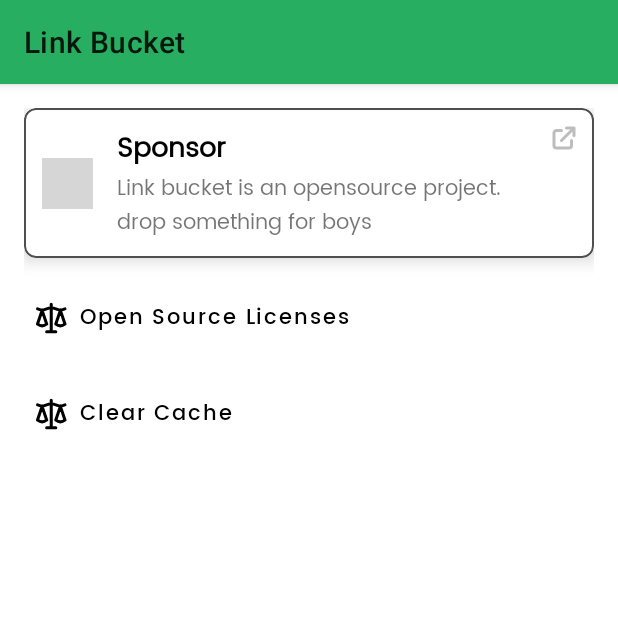
After one commit to chydee/link-bucket-android, an Android app: the fragment FragmentInfo shown on its own in the app's theme, on a phone screen of 412 x 824 dp, the top half of it. The commit adds this screen. Run offline under Robolectric (Android 15) with nearby library versions, the phone set to English and light mode, and no system bars; grey boxes are pictures that could not be loaded.

Commit message:
created app info fragment and converted the design to code

```diff
--- /dev/null
+++ b/app/src/main/java/com/hoodlums/linkbucket/ui/FragmentInfo.kt
@@ -0,0 +1,20 @@
+package com.hoodlums.linkbucket.ui
+
+import android.os.Bundle
+import android.view.LayoutInflater
+import android.view.View
+import android.view.ViewGroup
+import androidx.fragment.app.Fragment
+import com.hoodlums.linkbucket.R
+
+class FragmentInfo : Fragment() {
+
+    override fun onCreateView(
+        inflater: LayoutInflater, container: ViewGroup?,
+        savedInstanceState: Bundle?
+    ): View? {
+        // Inflate the layout for this fragment
+        return inflater.inflate(R.layout.fragment_info, container, false)
+    }
+
+}
--- /dev/null
+++ b/app/src/main/res/drawable/donate_heart_container.xml
@@ -0,0 +1,11 @@
+<?xml version="1.0" encoding="utf-8"?>
+<shape xmlns:android="http://schemas.android.com/apk/res/android"
+    xmlns:android="http://schemas.android.com/apk/res/android"
+    android:shape="oval">
+    <solid android:color="@color/heartRedBg" />
+    <padding
+        android:bottom="5dp"
+        android:left="5dp"
+        android:right="5dp"
+        android:top="5dp" />
+</shape>
--- /dev/null
+++ b/app/src/main/res/drawable/ic_balance.xml
@@ -0,0 +1,13 @@
+<vector xmlns:android="http://schemas.android.com/apk/res/android"
+    android:width="21dp"
+    android:height="21dp"
+    android:viewportWidth="21"
+    android:viewportHeight="21">
+    <path
+        android:fillColor="#00000000"
+        android:pathData="M1,4.5L4,5.5M4,5.5L1,14.5C2.7725,15.8334 5.2287,15.8334 7.0012,14.5M4,5.5L7.0001,14.5M4,5.5L10,3.5M16,5.5L19,4.5M16,5.5L13,14.5C14.7725,15.8334 17.2287,15.8334 19.0012,14.5M16,5.5L19.0001,14.5M16,5.5L10,3.5M10,1.5V3.5M10,19.5V3.5M10,19.5H7M10,19.5H13"
+        android:strokeWidth="2"
+        android:strokeColor="#333333"
+        android:strokeLineCap="round"
+        android:strokeLineJoin="round" />
+</vector>
--- /dev/null
+++ b/app/src/main/res/drawable/ic_data.xml
@@ -0,0 +1,11 @@
+<vector xmlns:android="http://schemas.android.com/apk/res/android"
+    android:width="18dp"
+    android:height="21dp"
+    android:viewportWidth="18"
+    android:viewportHeight="21">
+    <path
+        android:fillColor="#00000000"
+        android:pathData="M1,5.5V15.5C1,17.7091 4.5817,19.5 9,19.5C13.4183,19.5 17,17.7091 17,15.5V5.5M1,5.5C1,7.7091 4.5817,9.5 9,9.5C13.4183,9.5 17,7.7091 17,5.5M1,5.5C1,3.2909 4.5817,1.5 9,1.5C13.4183,1.5 17,3.2909 17,5.5M17,10.5C17,12.7091 13.4183,14.5 9,14.5C4.5817,14.5 1,12.7091 1,10.5"
+        android:strokeWidth="2"
+        android:strokeColor="#333333" />
+</vector>
--- /dev/null
+++ b/app/src/main/res/drawable/ic_donate_heart.xml
@@ -0,0 +1,13 @@
+<vector xmlns:android="http://schemas.android.com/apk/res/android"
+    android:width="20dp"
+    android:height="18dp"
+    android:viewportWidth="20"
+    android:viewportHeight="18">
+    <path
+        android:fillColor="#00000000"
+        android:pathData="M2.318,2.818C0.5607,4.5754 0.5607,7.4246 2.318,9.182L10.0001,16.864L17.682,9.182C19.4393,7.4246 19.4393,4.5754 17.682,2.818C15.9246,1.0607 13.0754,1.0607 11.318,2.818L10.0001,4.1361L8.682,2.818C6.9246,1.0607 4.0754,1.0607 2.318,2.818Z"
+        android:strokeWidth="2"
+        android:strokeColor="#EB5757"
+        android:strokeLineCap="round"
+        android:strokeLineJoin="round" />
+</vector>
--- /dev/null
+++ b/app/src/main/res/drawable/ic_mail_open.xml
@@ -0,0 +1,13 @@
+<vector xmlns:android="http://schemas.android.com/apk/res/android"
+    android:width="20dp"
+    android:height="20dp"
+    android:viewportWidth="20"
+    android:viewportHeight="20">
+    <path
+        android:fillColor="#00000000"
+        android:pathData="M1,17V8.0703C1,7.4016 1.3342,6.7772 1.8906,6.4063L8.8906,1.7396C9.5624,1.2917 10.4376,1.2917 11.1094,1.7396L18.1094,6.4063C18.6658,6.7772 19,7.4016 19,8.0703V17M1,17C1,18.1046 1.8954,19 3,19H17C18.1046,19 19,18.1046 19,17M1,17L7.75,12.5M19,17L12.25,12.5M1,8L7.75,12.5M19,8L12.25,12.5M12.25,12.5L11.1094,13.2604C10.4376,13.7083 9.5624,13.7083 8.8906,13.2604L7.75,12.5"
+        android:strokeWidth="2"
+        android:strokeColor="#333333"
+        android:strokeLineCap="round"
+        android:strokeLineJoin="round" />
+</vector>
--- /dev/null
+++ b/app/src/main/res/drawable/ic_new_tab.xml
@@ -0,0 +1,13 @@
+<vector xmlns:android="http://schemas.android.com/apk/res/android"
+    android:width="16dp"
+    android:height="16dp"
+    android:viewportWidth="16"
+    android:viewportHeight="16">
+    <path
+        android:fillColor="#00000000"
+        android:pathData="M6.3333,3H2.9999C2.0794,3 1.3333,3.7462 1.3333,4.6667V13C1.3333,13.9205 2.0794,14.6667 2.9999,14.6667H11.3333C12.2537,14.6667 12.9999,13.9205 12.9999,13V9.6667M9.6666,1.3333H14.6666M14.6666,1.3333V6.3333M14.6666,1.3333L6.3333,9.6667"
+        android:strokeWidth="2"
+        android:strokeColor="#BDBDBD"
+        android:strokeLineCap="round"
+        android:strokeLineJoin="round" />
+</vector>
--- /dev/null
+++ b/app/src/main/res/layout/fragment_info.xml
@@ -0,0 +1,108 @@
+<?xml version="1.0" encoding="utf-8"?>
+<androidx.appcompat.widget.LinearLayoutCompat xmlns:android="http://schemas.android.com/apk/res/android"
+    xmlns:app="http://schemas.android.com/apk/res-auto"
+    xmlns:tools="http://schemas.android.com/tools"
+    android:layout_width="match_parent"
+    android:layout_height="match_parent"
+    android:orientation="vertical"
+    android:paddingHorizontal="@dimen/app_info_horizontal_padding"
+    android:paddingVertical="@dimen/app_info_vertical_padding"
+    tools:context=".ui.FragmentInfo"
+    tools:ignore="ContentDescription">
+
+    <com.google.android.material.card.MaterialCardView
+        android:id="@+id/cardSponsorProject"
+        android:layout_width="match_parent"
+        android:layout_height="wrap_content"
+        app:cardBackgroundColor="@color/white"
+        app:cardCornerRadius="@dimen/sponsor_card_corners"
+        app:cardElevation="@dimen/sponsor_card_elevation"
+        app:contentPadding="@dimen/sponsor_card_content_padding"
+        app:strokeColor="@color/gray"
+        app:strokeWidth="@dimen/sponsor_card_stroke_width">
+
+        <androidx.constraintlayout.widget.ConstraintLayout
+            android:layout_width="match_parent"
+            android:layout_height="match_parent">
+
+            <ImageView
+                android:id="@+id/heartIcon"
+                android:layout_width="34dp"
+                android:layout_height="34dp"
+                android:background="@drawable/donate_heart_container"
+                android:padding="8dp"
+                android:src="@drawable/ic_donate_heart"
+                app:layout_constraintBottom_toBottomOf="parent"
+                app:layout_constraintStart_toStartOf="parent"
+                app:layout_constraintTop_toTopOf="parent" />
+
+            <TextView
+                android:id="@+id/sponsorText"
+                android:layout_width="0dp"
+                android:layout_height="wrap_content"
+                android:layout_marginStart="@dimen/regular_spacing_margin"
+                android:layout_marginEnd="@dimen/regular_spacing_margin"
+                android:fontFamily="@font/poppins"
+                android:text="@string/sponsor_boys"
+                android:textColor="@color/primaryTextColor"
+                android:textSize="18sp"
+                android:textStyle="bold"
+                app:layout_constraintEnd_toStartOf="@+id/sponsorBtn"
+                app:layout_constraintStart_toEndOf="@+id/heartIcon"
+                app:layout_constraintTop_toTopOf="parent" />
+
+            <TextView
+                android:id="@+id/textView"
+                android:layout_width="0dp"
+                android:layout_height="wrap_content"
+                android:fontFamily="@font/poppins"
+                android:text="@string/drop_details"
+                android:textSize="14sp"
+                android:textStyle="normal"
+                app:layout_constraintBottom_toBottomOf="parent"
+                app:layout_constraintEnd_toEndOf="@+id/sponsorText"
+                app:layout_constraintStart_toStartOf="@+id/sponsorText"
+                app:layout_constraintTop_toBottomOf="@+id/sponsorText" />
+
+            <ImageButton
+                android:id="@+id/sponsorBtn"
+                android:layout_width="wrap_content"
+                android:layout_height="wrap_content"
+                android:background="?attr/selectableItemBackgroundBorderless"
+                android:src="@drawable/ic_new_tab"
+                app:layout_constraintEnd_toEndOf="parent"
+                app:layout_constraintTop_toTopOf="parent" />
+
+        </androidx.constraintlayout.widget.ConstraintLayout>
+    </com.google.android.material.card.MaterialCardView>
+
+    <com.google.android.material.button.MaterialButton
+        android:id="@+id/btnOpenSourceLicense"
+        style="@style/Widget.MaterialComponents.Button.TextButton"
+        android:layout_width="match_parent"
+        android:layout_height="wrap_content"
+        android:layout_marginTop="@dimen/regular_spacing_margin"
+        android:fontFamily="@font/poppins_medium"
+        android:gravity="start|center_vertical"
+        android:text="@string/btn_open_source_licenses_text"
+        android:textAllCaps="false"
+        android:textColor="@color/primaryTextColor"
+        app:icon="@drawable/ic_balance"
+        app:iconPadding="8dp"
+        app:iconTint="@color/primaryTextColor" />
+
+    <com.google.android.material.button.MaterialButton
+        android:id="@+id/btnClearCache"
+        style="@style/Widget.MaterialComponents.Button.TextButton"
+        android:layout_width="match_parent"
+        android:layout_height="wrap_content"
+        android:layout_marginTop="@dimen/regular_spacing_margin"
+        android:fontFamily="@font/poppins_medium"
+        android:gravity="start|center_vertical"
+        android:text="@string/btn_clear_cache_text"
+        android:textAllCaps="false"
+        android:textColor="@color/primaryTextColor"
+        app:icon="@drawable/ic_balance"
+        app:iconPadding="8dp"
+        app:iconTint="@color/primaryTextColor" />
+</androidx.appcompat.widget.LinearLayoutCompat>
--- a/app/src/main/res/values/dimens.xml
+++ b/app/src/main/res/values/dimens.xml
@@ -7,4 +7,10 @@
     <dimen name="thin_margin">8dp</dimen>
     <dimen name="regular_spacing_margin">16dp</dimen>
     <dimen name="minimum_button_height">60dp</dimen>
+    <dimen name="sponsor_card_corners">8dp</dimen>
+    <dimen name="app_info_horizontal_padding">16dp</dimen>
+    <dimen name="app_info_vertical_padding">16dp</dimen>
+    <dimen name="sponsor_card_elevation">7dp</dimen>
+    <dimen name="sponsor_card_stroke_width">1dp</dimen>
+    <dimen name="sponsor_card_content_padding">12dp</dimen>
 </resources>
--- a/app/src/main/res/values/strings.xml
+++ b/app/src/main/res/values/strings.xml
@@ -5,4 +5,10 @@
     <string name="field_password_hint">Password...</string>
     <string name="field_password_label">Password</string>
     <string name="btn_text_login">Login</string>
+    <!-- TODO: Remove or change this placeholder text -->
+    <string name="hello_blank_fragment">Hello blank fragment</string>
+    <string name="sponsor_boys">Sponsor</string>
+    <string name="drop_details">Link bucket is an opensource project. drop something for boys</string>
+    <string name="btn_open_source_licenses_text">Open Source Licenses</string>
+    <string name="btn_clear_cache_text">Clear Cache</string>
 </resources>
```
